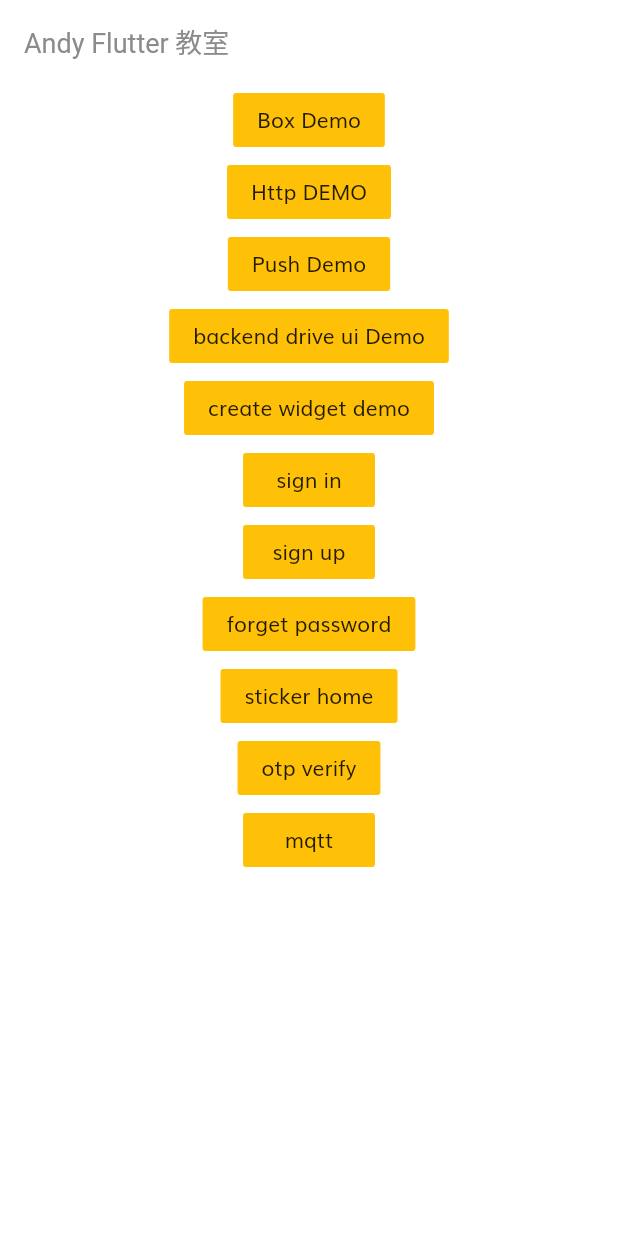
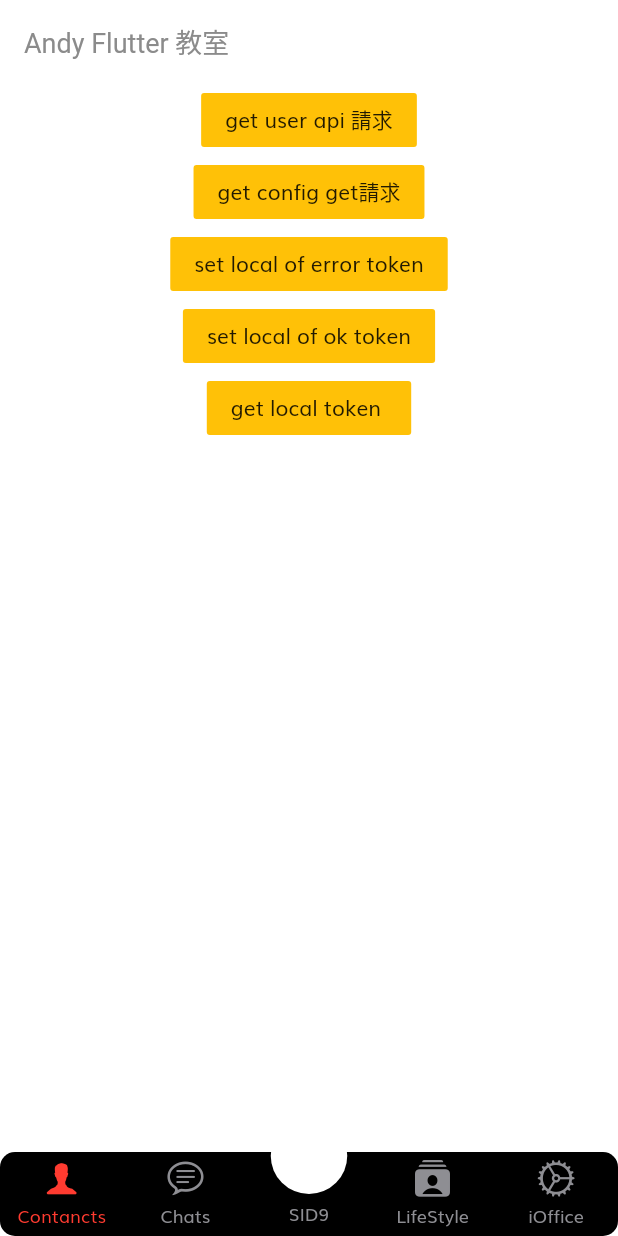
Before and after one commit to babyandy0111/Flutter_cycle, a Flutter app: the screen it shows after launch, on a phone screen of 412 x 824 dp. Run offline on Flutter 3.47's test engine with Material 2 defaults, Android fonts, the phone set to English and light mode, and no system bars; drawn by our look-alikes of persistent_bottom_nav_bar; our stand-ins replace connectivity, device_info, dio, firebase_auth, firebase_core, firebase_messaging and 5 more; missing offline and left inert: dio_retry_fixed, dynamic_widget, mqtt_client; accounts and stored records are empty; statements that could not run were skipped.

Commit message:
新增底部導覽

```diff
--- /dev/null
+++ b/lib/bottom_navigation.dart
@@ -0,0 +1,94 @@
+import 'package:flutter/cupertino.dart';
+import 'package:flutter/material.dart';
+import 'package:flutter_cycle/pages/create_widget_to_json_demo/create_widget_to_json_demo.dart';
+import 'package:flutter_cycle/pages/default_demo/default_demo.dart';
+import 'package:flutter_cycle/pages/http_demo/http_demo.dart';
+import 'package:flutter_cycle/pages/otp/otp.dart';
+import 'package:flutter_cycle/pages/push_demo/push_demo.dart';
+import 'package:persistent_bottom_nav_bar/persistent-tab-view.dart';
+
+class BottomNavigation extends StatefulWidget {
+  BottomNavigation({Key key}) : super(key: key);
+
+  @override
+  _BottomNavigationState createState() => _BottomNavigationState();
+}
+
+class _BottomNavigationState extends State<BottomNavigation> {
+  PersistentTabController _controller = PersistentTabController(initialIndex: 0);
+
+  @override
+  Widget build(BuildContext context) {
+    return PersistentTabView(
+      context,
+      controller: _controller,
+      screens: _buildScreens(),
+      items: _navBarsItems(),
+      confineInSafeArea: true,
+      backgroundColor: Colors.black,
+      handleAndroidBackButtonPress: true,
+      resizeToAvoidBottomInset: true,
+      // This needs to be true if you want to move up the screen when keyboard appears.
+      stateManagement: true,
+      hideNavigationBarWhenKeyboardShows: true,
+      // Recommended to set 'resizeToAvoidBottomInset' as true while using this argument.
+      decoration: NavBarDecoration(
+        borderRadius: BorderRadius.circular(10.0),
+        colorBehindNavBar: Colors.white,
+      ),
+      popAllScreensOnTapOfSelectedTab: true,
+      popActionScreens: PopActionScreensType.all,
+      itemAnimationProperties: ItemAnimationProperties(
+        // Navigation Bar's items animation properties.
+        duration: Duration(milliseconds: 200),
+        curve: Curves.ease,
+      ),
+      screenTransitionAnimation: ScreenTransitionAnimation(
+        // Screen transition animation on change of selected tab.
+        animateTabTransition: true,
+        curve: Curves.ease,
+        duration: Duration(milliseconds: 200),
+      ),
+      navBarStyle: NavBarStyle.style15, // Choose the nav bar style with this property.
+    );
+  }
+
+  List<Widget> _buildScreens() {
+    return [HttpDemo(), DefaultDemo(), OtpDemo(), CreateWtoJson(), PushDemo()];
+  }
+
+  List<PersistentBottomNavBarItem> _navBarsItems() {
+    return [
+      PersistentBottomNavBarItem(
+        icon: Icon(CupertinoIcons.person_alt),
+        title: ("Contancts"),
+        activeColor: CupertinoColors.destructiveRed,
+        inactiveColor: CupertinoColors.systemGrey,
+      ),
+      PersistentBottomNavBarItem(
+        icon: Icon(CupertinoIcons.chat_bubble_text),
+        title: ("Chats"),
+        activeColor: CupertinoColors.destructiveRed,
+        inactiveColor: CupertinoColors.systemGrey,
+      ),
+      PersistentBottomNavBarItem(
+        icon: Icon(CupertinoIcons.camera_viewfinder),
+        title: ("SID9"),
+        activeColor: CupertinoColors.white,
+        inactiveColor: CupertinoColors.systemGrey,
+      ),
+      PersistentBottomNavBarItem(
+        icon: Icon(CupertinoIcons.rectangle_stack_person_crop_fill),
+        title: ("LifeStyle"),
+        activeColor: CupertinoColors.destructiveRed,
+        inactiveColor: CupertinoColors.systemGrey,
+      ),
+      PersistentBottomNavBarItem(
+        icon: Icon(CupertinoIcons.settings),
+        title: ("iOffice"),
+        activeColor: CupertinoColors.destructiveRed,
+        inactiveColor: CupertinoColors.systemGrey,
+      ),
+    ];
+  }
+}
--- a/lib/core/shared_preferences/sp.dart
+++ b/lib/core/shared_preferences/sp.dart
@@ -129,7 +129,8 @@ class SpUtil {
       var sdkInt = androidInfo.version.sdkInt;
       var manufacturer = androidInfo.manufacturer;
       var model = androidInfo.model;
-      print('Android $release (SDK $sdkInt), $manufacturer $model');
+      var uuid = androidInfo.androidId;
+      print('Android $release (SDK $sdkInt), $manufacturer $model, (uuid $uuid)');
       // Android 9 (SDK 28), Xiaomi Redmi Note 7
       _prefs.setString('sdk_version', release);
       return _prefs.setString('platform', 'A');
@@ -141,7 +142,8 @@ class SpUtil {
       var version = iosInfo.systemVersion;
       var name = iosInfo.name;
       var model = iosInfo.model;
-      print('$systemName $version, $name $model');
+      var uuid = iosInfo.identifierForVendor;
+      print('$systemName $version, $name $model, uuid $uuid');
       // iOS 13.1, iPhone 11 Pro Max iPhone
       _prefs.setString('sdk_version', version);
       return _prefs.setString('platform', 'I');
--- a/lib/main.dart
+++ b/lib/main.dart
@@ -7,6 +7,7 @@ import 'core/http/http_utils.dart';
 import 'core/config.dart';
 import 'theme/theme.dart';
 import 'package:flutter_dotenv/flutter_dotenv.dart' as DotEnv;
+import 'bottom_navigation.dart';
 
 void main() async {
   WidgetsFlutterBinding.ensureInitialized();
@@ -46,7 +47,8 @@ class _MyAppState extends State<MyApp> {
       debugShowCheckedModeBanner: false,
       title: 'Flutter Demo',
       theme: theme(),
-      initialRoute: DefaultDemo.routeName,
+      home: BottomNavigation(),
+      initialRoute: '/',
       routes: routes,
     );
   }
--- a/pubspec.yaml
+++ b/pubspec.yaml
@@ -60,7 +60,7 @@ dependencies:
   firebase_core: ^0.5.0
   firebase_auth: ^0.18.4+1
   firebase_messaging: ^7.0.3
-  sms_autofill: ^1.3.1
+  sms_autofill:
   # flutter_local_notifications: ^3.0.1+7
 
   shared_preferences: ^0.5.12+4
@@ -68,7 +68,7 @@ dependencies:
 
   device_info: ^1.0.0
   flutter_svg: ^0.18.0 # help us to use SVG in our app
-
+  persistent_bottom_nav_bar: any
   #aws_s3: ^0.1.1+hotfix.5
   #file_picker: ^1.4.3+1
 
```
Also changed, not shown: pubspec.lock, 2 other files.
